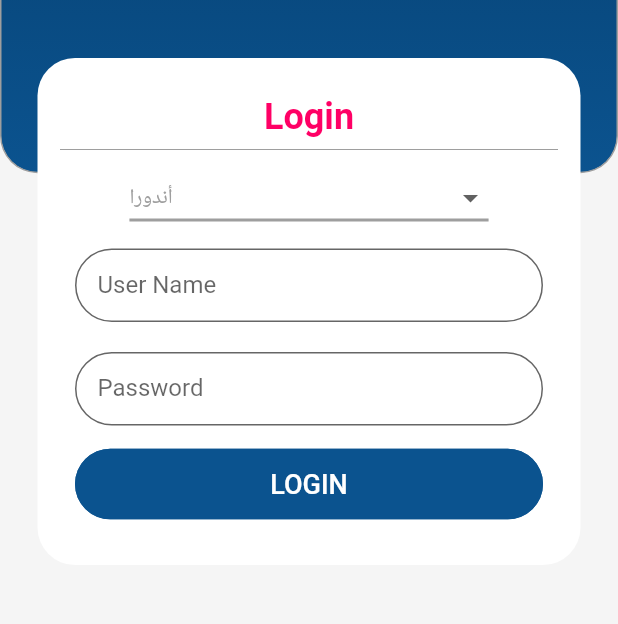
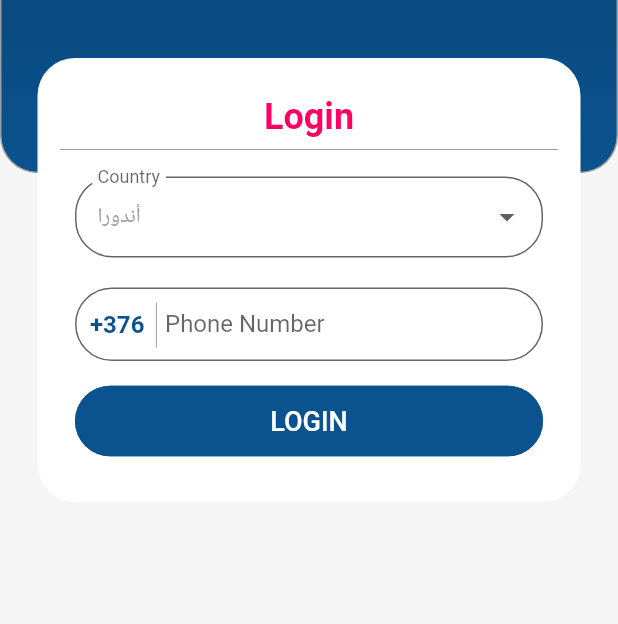
Before and after one commit to yasinidlbi/Consultations-app, a Flutter app: the screen it shows after launch, on a phone screen of 412 x 824 dp, the part 518-1142 px from its top. Run offline on Flutter 3.47's test engine with Material 2 defaults, Android fonts, the phone set to English and light mode, and no system bars; our stand-ins replace audioplayers, file_picker, flutter_svg, permission_handler; missing offline and left inert: flutter_sound.

Commit message:
login_verification_screen

```diff
--- a/starter_app/lib/main.dart
+++ b/starter_app/lib/main.dart
@@ -1,6 +1,7 @@
 import 'package:flutter/material.dart';
 import 'mystyle/constantsColors.dart';
 import 'screens/login/login_screen.dart';
+import 'screens/login/login_verification_screen.dart';
 import './screens/home_screen.dart';
 import 'screens/player_audio_screen.dart';
 import 'screens/record_screen.dart';
@@ -34,6 +35,8 @@ class MyApp extends StatelessWidget {
         '/record': (context) => const RecordScreen(),
         '/playerAudio': (context) => const PlayerAudioScreen(),
         '/recordAndPlay': (context) => const RecordAndPlayScreen(),
+        '/LoginVerification': (context) => const LoginVerificationScreen(),
+
         //   // When navigating to the "/second" route, build the SecondScreen widget.
         //   '/order/profile': (context) => const ProfileScreen(),
       },
--- a/starter_app/lib/screens/login/login_form.dart
+++ b/starter_app/lib/screens/login/login_form.dart
@@ -1,12 +1,14 @@
 
 
 import 'package:flutter/material.dart';
+import 'package:flutter/services.dart';
 
 import '../../models/country.dart';
 import '../../mystyle/button_style.dart';
 import '../../mystyle/constantsColors.dart';
 import '../../mystyle/text_style.dart';
 import '../home_screen.dart';
+import 'login_verification_screen.dart';
 
 class LoginForm extends StatefulWidget {
   const LoginForm({Key? key}) : super(key: key);
@@ -19,7 +21,6 @@ class _LoginFormState extends State<LoginForm> {
   final userNameController = TextEditingController();
   final userPassController = TextEditingController();
   bool isLoading = false;
-
   List<Country> listCountry = <Country>[];
   late Country _selectedCountry;
    @override
@@ -69,8 +70,10 @@ class _LoginFormState extends State<LoginForm> {
                 color: Colors.grey
             ),
 
-
-            DropdownButton<Country>(
+            Padding(
+                padding: EdgeInsets.symmetric(horizontal: 10.0, vertical: 10.0),
+                child: DropdownButtonFormField<Country>(
+                  validator: (value) => value == null ? 'field required' : null,
                   //isDense: true,
                   hint: Text('Choose'),
                   value: _selectedCountry,
@@ -78,10 +81,10 @@ class _LoginFormState extends State<LoginForm> {
                   iconSize: 24,
                   elevation: 16,
                   style: TextStyle(color: Colors.grey),
-              underline: Container(
-                height: 2,
-                color: Colors.grey,
-              ),
+                  // underline: Container(
+                  //   height: 2,
+                  //   color: Colors.grey,
+                  // ),
                   onChanged: (Country? newValue) {
                     setState(() {
                       _selectedCountry = newValue!;
@@ -94,13 +97,22 @@ class _LoginFormState extends State<LoginForm> {
                       child: Text(value.name!),
                     );
                   }).toList(),
+                  decoration: InputDecoration(
+                      border: OutlineInputBorder(
+                        borderRadius: BorderRadius.circular(25.0),
+                      ),
+                      filled: true,
+                      contentPadding: EdgeInsets.symmetric(
+                          horizontal: 15, vertical: 15.0),
+                      hintStyle: TextStyle(color: Colors.grey),
+                      labelText: "Country",
+                      fillColor: Colors.white),
+                ),
             ),
 
 
-
-
-
-
+          Stack(
+            children: [
               Padding(
                   padding: EdgeInsets.symmetric(horizontal: 10.0, vertical: 10.0),
                   child: TextFormField(
@@ -110,43 +122,60 @@ class _LoginFormState extends State<LoginForm> {
                       }
                       return null;
                     },
-                  controller: userNameController,
                     decoration: InputDecoration(
                         border: OutlineInputBorder(
                           borderRadius: BorderRadius.circular(25.0),
                         ),
                         filled: true,
-                      contentPadding: EdgeInsets.symmetric(
-                          horizontal: 15, vertical: 15.0),
+                        contentPadding: EdgeInsets.only(left: 60, top: 15,right: 15,bottom: 15),
                         hintStyle: TextStyle(color: Colors.grey),
-                      labelText: "User Name",
-                      fillColor: Colors.white),
+                        labelText: "Phone Number",
+                        fillColor: Colors.white,
+                        // // hide maxLength
+                        // counterStyle: TextStyle(height: double.minPositive,),
+                        // counterText: ""
+
+                    ),
+                    keyboardType: TextInputType.number,
+                    // maxLength: 10,
+                    inputFormatters: [
+                      LengthLimitingTextInputFormatter(10)
+                    ],
+                    // obscureText: true,
+                    // enableSuggestions: false,
+                    // autocorrect: false,
                   )),
+              // Positioned(
+              //   bottom: 0,
+              //   top: 0,
+              //   left: 0,
+              //   right: 0,
+              //   child:
+                Container(
+                  height: 70,
+                  child: Padding(
+                    padding: EdgeInsets.symmetric(horizontal: 20.0, vertical: 10),
+                    child: Row(
+                        children: <Widget>[
+                          Text(_selectedCountry.dialCode!,
+                            style: TextStyle(
+                                fontWeight: FontWeight.bold,
+                                fontSize: 16,
+                                color: myprimercolor
+                            ),),
                           Padding(
-                padding:
-                EdgeInsets.symmetric(horizontal: 10.0, vertical: 10.0),
-                child: TextFormField(
-                  validator: (value) {
-                    if (value == null || value.isEmpty) {
-                      return 'Please enter some text';
-                    }
-                    return null;
-                  },
-                  controller: userPassController,
-                  decoration: InputDecoration(
-                      border: OutlineInputBorder(
-                        borderRadius: BorderRadius.circular(25.0),
+                            padding: const EdgeInsets.symmetric(vertical: 10 ),
+                            child: VerticalDivider(
+                                // color: Colors.grey
+                                color: Colors.grey
                             ),
-                      filled: true,
-                      contentPadding: EdgeInsets.symmetric(
-                          horizontal: 15, vertical: 15.0),
-                      hintStyle: TextStyle(color: Colors.grey),
-                      labelText: "Password",
-                      fillColor: Colors.white),
-                  obscureText: true,
-                  enableSuggestions: false,
-                  autocorrect: false,
-                )),
+                          ),
+                        ],
+                    ),
+                  ),
+                ),
+          ],),
+
             Padding(
               padding: const EdgeInsets.symmetric(
                   horizontal: 10.0, vertical: 5.0),
@@ -164,7 +193,6 @@ class _LoginFormState extends State<LoginForm> {
                     // onPressed: () {},
                     onPressed: () async =>
                     {
-
                       if (_formKey.currentState!.validate())
                         {
                           setState(() {
@@ -211,12 +239,16 @@ class _LoginFormState extends State<LoginForm> {
                         },
 
 
-                      Navigator.pushReplacement(
-                          context,
+                      // Navigator.pushReplacement(
+                      //     context,
+                      //     MaterialPageRoute(
+                      //         builder: (_) => HomeScreen())),
+
+                    Navigator.of(context).push(
                     MaterialPageRoute(
-                              builder: (_) => HomeScreen())),
-
-
+                    builder: (context) =>  LoginVerificationScreen(),
+                    ),
+                    ),
 
 
                     }
--- a/starter_app/pubspec.yaml
+++ b/starter_app/pubspec.yaml
@@ -50,7 +50,7 @@ dev_dependencies:
   # package. See that file for information about deactivating specific lint
   # rules and activating additional ones.
   flutter_lints: ^2.0.0
-
+  flutter_svg: ^0.22.0
   flutter_sound: ^9.1.9
   permission_handler: ^9.2.0
   file_picker: ^4.5.1
```
Also changed, not shown: starter_app/lib/screens/login/login_verification_screen.dart (added, +234 -0 lines), starter_app/assets/svg/shield-lock-line-icon.svg (added), starter_app/pubspec.lock. Lines whose indentation alone changed are shown as unchanged.
